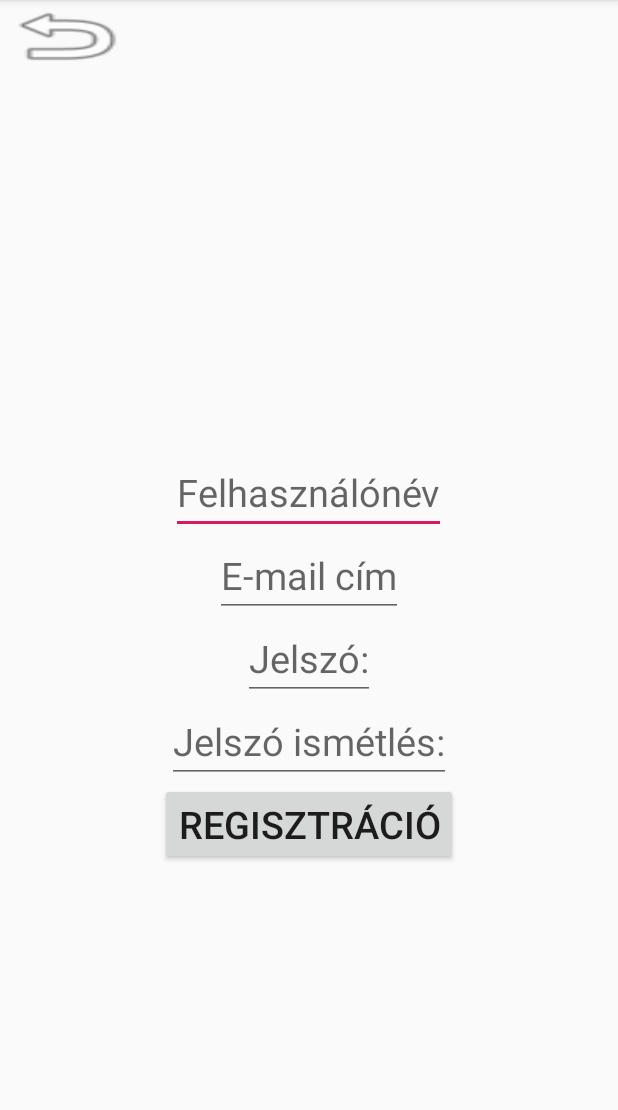
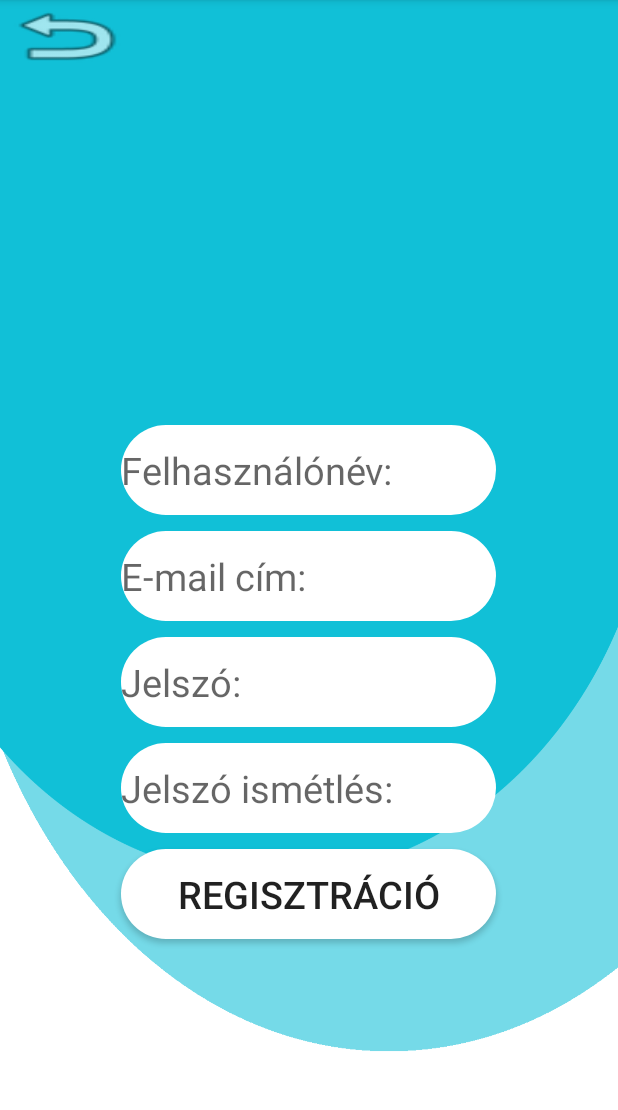
Before and after one commit to JamborAnna/LearnInIT, an Android app: the Regisztracio screen opened directly, with no data from a screen before it, on a phone screen of 412 x 824 dp, the part 84-1194 px from its top. Run offline under Robolectric (Android 15) with nearby library versions, the phone set to English and light mode, and no system bars; our stand-ins replace Firebase (no records; nobody signed in at launch, a user with empty details on screens opened directly).

```diff
--- /dev/null
+++ b/app/src/main/res/drawable/button_shape.xml
@@ -0,0 +1,7 @@
+<?xml version="1.0" encoding="utf-8"?>
+<shape xmlns:android="http://schemas.android.com/apk/res/android" android:shape="rectangle">
+ <solid android:color ="#FFFF"></solid>
+    <corners android:radius ="50dp"></corners>
+    <size android:height="60dp"
+        android:width="250dp"></size>
+</shape>
--- a/app/src/main/res/layout/activity_regisztracio.xml
+++ b/app/src/main/res/layout/activity_regisztracio.xml
@@ -5,7 +5,8 @@
     android:layout_width="match_parent"
     android:layout_height="match_parent"
     tools:context=".Regisztracio"
-    android:orientation="vertical">
+    android:orientation="vertical"
+    android:background="@drawable/hatter">
     <LinearLayout
         android:layout_width="match_parent"
         android:layout_height="wrap_content"
@@ -23,23 +24,27 @@
 <EditText
     android:layout_width="wrap_content"
     android:layout_height="wrap_content"
-    android:hint="Felhasználónév"
+    android:hint="Felhasználónév:"
     android:id="@+id/FelhasznalonevText"
     android:layout_above="@+id/EmailText"
     android:layout_centerInParent="true"
     android:textSize="25sp"
     android:inputType="text"
+    android:background="@drawable/button_shape"
+    android:layout_margin="5dp"
     >
 
 </EditText>
     <EditText
         android:layout_width="wrap_content"
         android:layout_height="wrap_content"
-        android:hint="E-mail cím"
+        android:hint="E-mail cím:"
         android:textSize="25sp"
         android:id="@+id/EmailText"
         android:layout_centerInParent="true"
         android:inputType="textEmailAddress"
+        android:background="@drawable/button_shape"
+        android:layout_margin="5dp"
 
         >
 
@@ -52,7 +57,9 @@
         android:id="@+id/JelszoText"
         android:layout_below="@+id/EmailText"
         android:layout_centerInParent="true"
-        android:inputType="textPassword">
+        android:inputType="textPassword"
+        android:background="@drawable/button_shape"
+        android:layout_margin="5dp">
     </EditText>
     <EditText
         android:layout_width="wrap_content"
@@ -63,6 +70,8 @@
         android:layout_centerInParent="true"
         android:layout_below="@+id/JelszoText"
         android:inputType="textPassword"
+        android:background="@drawable/button_shape"
+        android:layout_margin="5dp"
         >
     </EditText>
     <Button
@@ -73,6 +82,8 @@
         android:id="@+id/RegKuldBut"
         android:layout_centerInParent="true"
         android:layout_below="@+id/JelszoIsmText"
+        android:background="@drawable/button_shape"
+        android:layout_margin="5dp"
         >
     </Button>
     <ProgressBar
```
Also changed, not shown: app/src/main/java/com/example/learninit/TanulasmenuActivity.java (+40 -14 lines), app/src/main/res/layout/activity_bejelentkezes.xml (+18 -8 lines), app/src/main/res/layout/activity_fomenu.xml (+13 -4 lines), app/src/main/res/layout/activity_kijelentkezes.xml (+7 -3 lines), app/src/main/res/layout/activity_main.xml (+7 -2 lines), app/src/main/res/layout/activity_statisztika.xml (+11 -4 lines), app/src/main/res/layout/activity_tanulas1.xml (+8 -3 lines), app/src/main/res/layout/activity_tanulas2.xml (+5 -2 lines), app/src/main/res/layout/activity_tanulas3.xml (+5 -2 lines), app/src/main/res/layout/activity_tanulasmenu.xml (+8 -3 lines), app/src/main/res/layout/activity_tanult.xml (+5 -2 lines), app/src/main/res/drawable/hatter.png (added).
